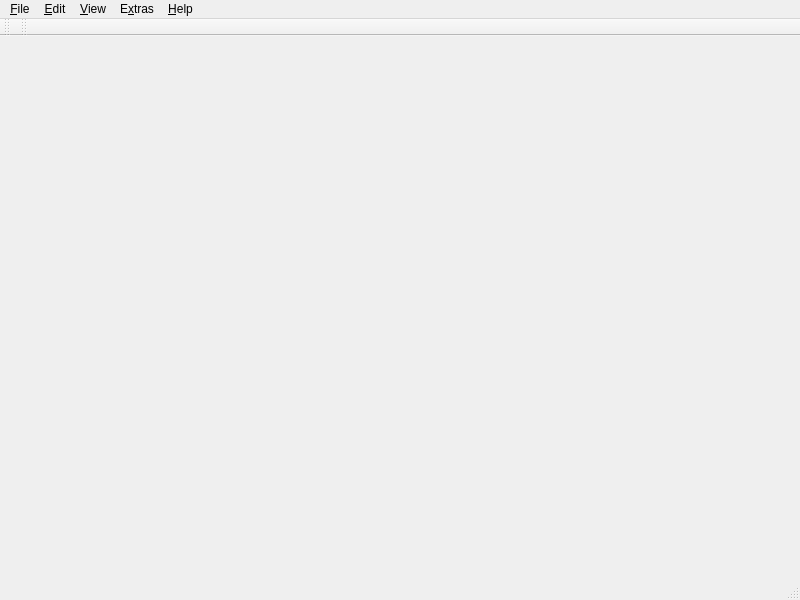
Before: the Qt Designer form ui/mainwindow.ui in tim-gromeyer/MarkdownEdit, drawn with Qt 5.
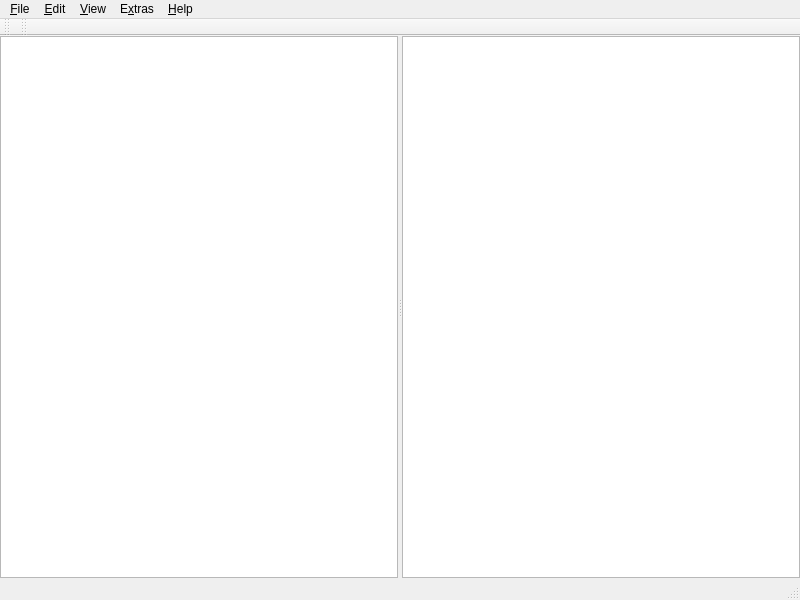
After: the same form once the commit is applied. Icons and pictures are not drawn. Custom widgets are drawn as their Qt base class.

The edit to the form file:
```diff
--- a/ui/mainwindow.ui
+++ b/ui/mainwindow.ui
@@ -13,6 +13,21 @@
   <property name="windowTitle">
    <string/>
   </property>
+  <widget class="QWidget" name="container">
+   <layout class="QHBoxLayout" name="horizontalLayout">
+    <property name="leftMargin">
+     <number>0</number>
+    </property>
+    <property name="topMargin">
+     <number>0</number>
+    </property>
+    <property name="rightMargin">
+     <number>0</number>
+    </property>
+    <property name="bottomMargin">
+     <number>0</number>
+    </property>
+    <item>
   <widget class="QSplitter" name="splitter_2">
    <property name="orientation">
     <enum>Qt::Horizontal</enum>
@@ -83,6 +98,9 @@
     </widget>
    </widget>
   </widget>
+    </item>
+   </layout>
+  </widget>
   <widget class="QMenuBar" name="menubar">
    <property name="geometry">
     <rect>
```
Left out of the diff: 3 changed lines with no effect on the pictures. Lines whose indentation alone changed are shown as unchanged.
